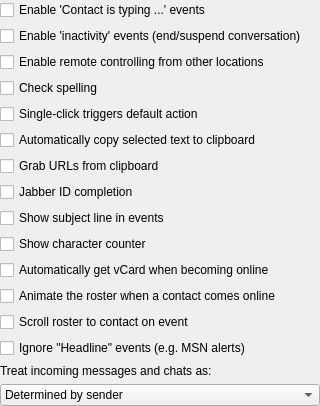
Above: src/options/opt_advanced.ui from mblsha/psi before the change. Below: the same form after it.
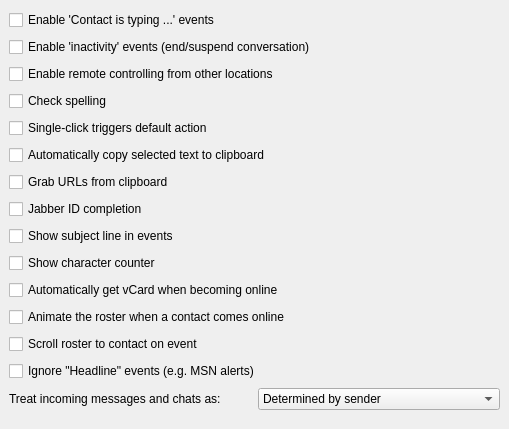
That is the form after the change.

Commit message: Join two lines in advanced options.

Diff of the .ui file:
```diff
--- a/src/options/opt_advanced.ui
+++ b/src/options/opt_advanced.ui
@@ -8,8 +8,8 @@
       <rect>
         <x>0</x>
         <y>0</y>
-        <width>320</width>
-        <height>348</height>
+    <width>509</width>
+    <height>429</height>
       </rect>
     </property>
     <property name="windowTitle" >
@@ -17,7 +17,10 @@
     </property>
     <layout class="QVBoxLayout" >
       <property name="margin" >
-        <number>0</number>
+    <number>9</number>
+   </property>
+   <property name="spacing" >
+    <number>6</number>
       </property>
       <item>
         <widget class="QCheckBox" name="ck_messageevents" >
@@ -117,6 +120,14 @@
           </property>
         </widget>
       </item>
+   <item>
+    <layout class="QHBoxLayout" >
+     <property name="margin" >
+      <number>0</number>
+     </property>
+     <property name="spacing" >
+      <number>6</number>
+     </property>
       <item>
         <widget class="QLabel" name="TextLabel2" >
           <property name="text" >
@@ -149,6 +160,8 @@
         </widget>
       </item>
     </layout>
+   </item>
+  </layout>
   </widget>
   <layoutdefault spacing="6" margin="11" />
   <pixmapfunction>qPixmapFromMimeSource</pixmapfunction>
```
Left out of the diff: 9 changed lines with no effect on the pictures. Lines whose indentation alone changed are shown as unchanged.
